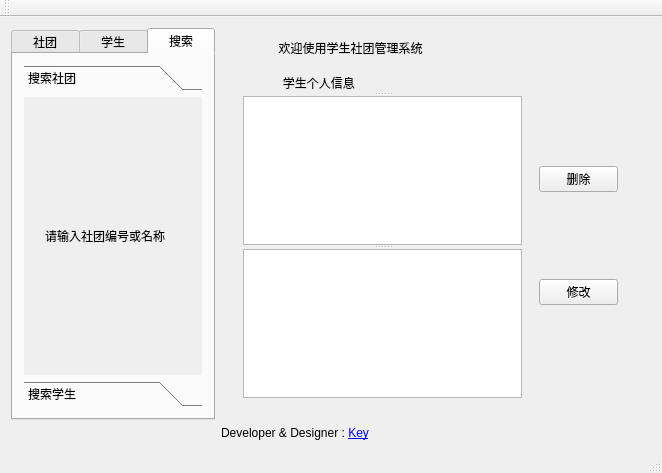
Old version of the form Student_association_management_system/mainwindow.ui in the repository KeyLD/SAMS.
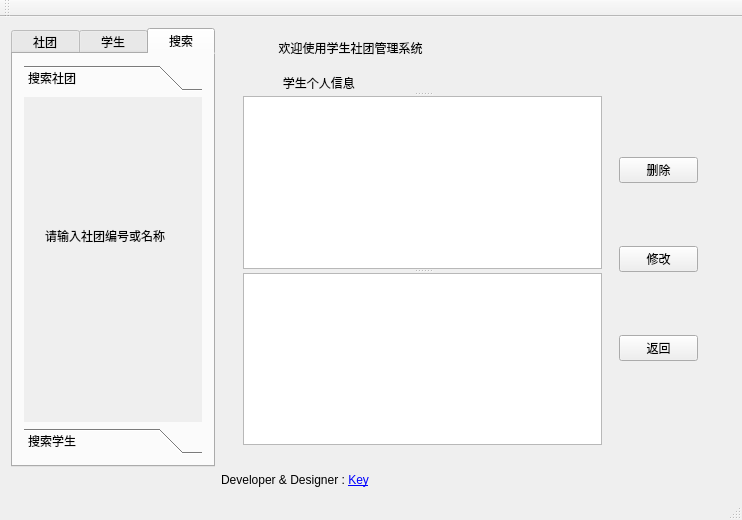
New version of the form. The open tabs and pages were chosen to show the change.

```diff
--- a/Student_association_management_system/mainwindow.ui
+++ b/Student_association_management_system/mainwindow.ui
@@ -6,8 +6,8 @@
    <rect>
     <x>0</x>
     <y>0</y>
-    <width>662</width>
-    <height>473</height>
+    <width>742</width>
+    <height>520</height>
    </rect>
   </property>
   <property name="sizePolicy">
@@ -201,7 +201,7 @@
              <x>0</x>
              <y>0</y>
              <width>182</width>
-             <height>264</height>
+             <height>311</height>
             </rect>
            </property>
            <attribute name="label">
@@ -325,8 +325,8 @@
             <widget class="QTableWidget" name="list_tableWidget"/>
            </widget>
           </item>
-          <item>
-           <widget class="QWidget" name="widget_5" native="true">
+          <item alignment="Qt::AlignRight">
+           <widget class="QWidget" name="right_button_box" native="true">
             <property name="sizePolicy">
              <sizepolicy hsizetype="Expanding" vsizetype="Expanding">
               <horstretch>0</horstretch>
@@ -347,13 +347,20 @@
                </property>
               </widget>
              </item>
-             <item>
-              <widget class="QPushButton" name="pushButton">
+             <item alignment="Qt::AlignRight">
+              <widget class="QPushButton" name="change_pushButton">
                <property name="text">
                 <string>修改</string>
                </property>
               </widget>
              </item>
+             <item>
+              <widget class="QPushButton" name="finish_pushButton">
+               <property name="text">
+                <string>返回</string>
+               </property>
+              </widget>
+             </item>
             </layout>
            </widget>
           </item>
```
Left out of the diff: 6 changed lines with no effect on the pictures.
